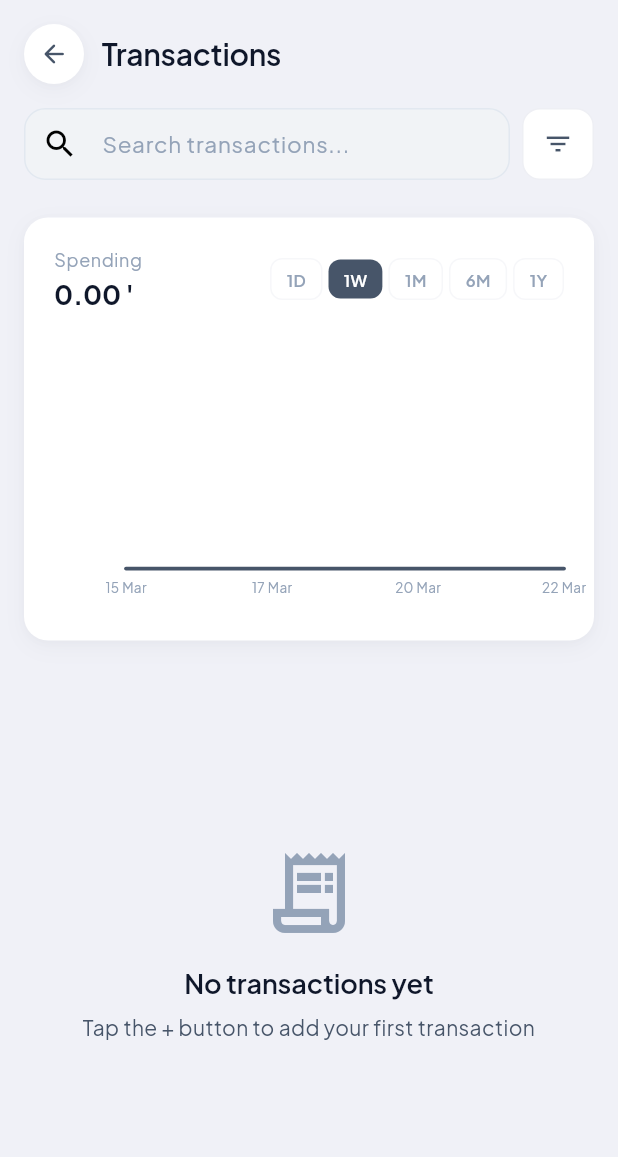
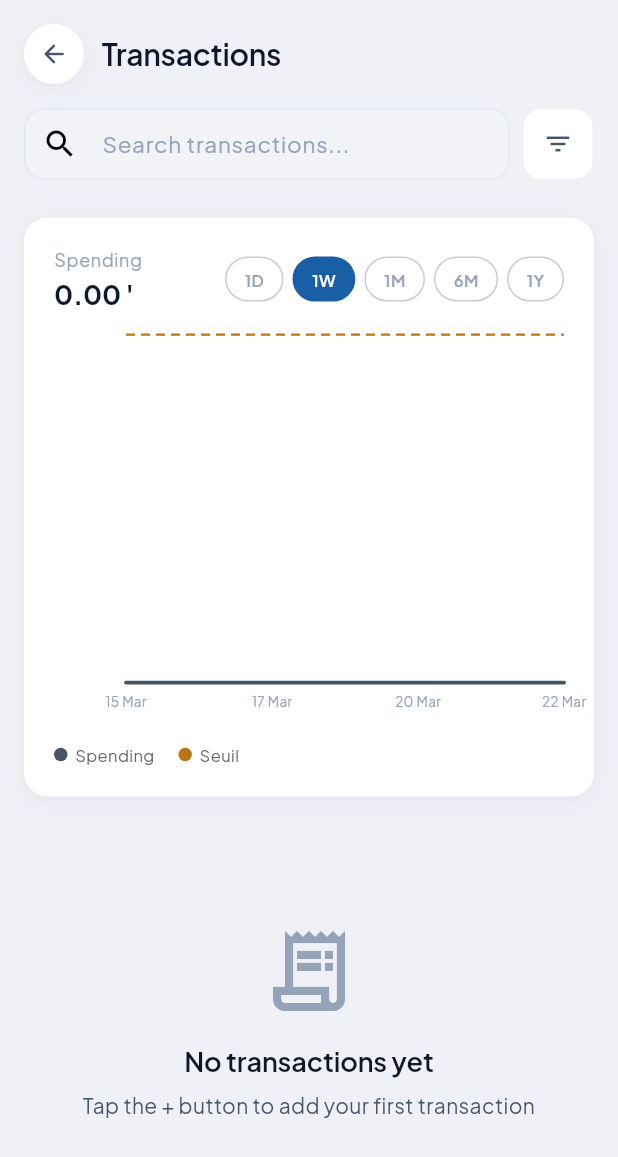
Before and after one commit to TahaMohamedAdib/Application-budget-mobile, a Flutter app: the TransactionsScreen screen opened directly, on a phone screen of 412 x 824 dp. Shown: the top 1157 px of the screen. Run offline on Flutter 3.47's test engine with Material 3 defaults, Android fonts, the phone set to English and light mode, and no system bars; drawn by our look-alikes of fl_chart, flutter_animate; our stand-ins replace flutter_slidable, google_fonts, image_picker, shared_preferences, supabase_flutter; accounts and stored records are empty.

Commit message:
feat: apply new chart design to transactions and portfolio screens
transactions_screen:
- Period pills: gold/square → blue filled pill style (0xFF185FA5)
- curveSmoothness 0.3 → 0.45
- Gradient opacity 0.25 → 0.35
- Dashed amber threshold line at 30% of value range via extraLinesData
- Dark tooltip (0xFF1E2A38 bg, rounded 8px)
- Chart height 180 → 260
- Legend row: line color + label, amber + Seuil

portfolio_screen:
- Range pills: tinted bg → blue filled pill style (0xFF185FA5)
- Chart height 150 → 220
- curveSmoothness 0.3 → 0.45, gradient 0.25 → 0.35
- Subtle horizontal grid lines (0.06 opacity)
- Green/red dual-dataset split at 30% of value range
- Dashed amber threshold line (Seuil label)
- Dark tooltip with portfolio value
- Preserve custom hover/touch handling (_touchedIndex, _hoveredPoint)

https://claude.ai/code/session_01NUhaefw7c3ogyqCKMic2kt

```diff
--- a/safespend_flutter/lib/screens/transactions_screen.dart
+++ b/safespend_flutter/lib/screens/transactions_screen.dart
@@ -405,19 +405,36 @@ class _TransactionsScreenState extends State<TransactionsScreen> {
           crossAxisAlignment: CrossAxisAlignment.start,
           children: [
             _buildChartHeader(context, chartLabel, cf, totalAmount, isDark),
-            const SizedBox(height: 20),
+            const SizedBox(height: 16),
             SizedBox(
-              height: 180,
+              height: 260,
               child: LineChart(
                 LineChartData(
                   gridData: FlGridData(
                     show: true,
                     drawVerticalLine: false,
                     horizontalInterval: range == 0 ? 100 : range / 4,
-                    getDrawingHorizontalLine: (value) => FlLine(
+                    getDrawingHorizontalLine: (_) => FlLine(
                       color: isDark ? Colors.white.withOpacity(0.06) : Colors.black.withOpacity(0.06),
                       strokeWidth: 1,
                     ),
+                  ),
+                  extraLinesData: ExtraLinesData(
+                    horizontalLines: [
+                      HorizontalLine(
+                        y: minY + (range == 0 ? 100 : range * 0.30),
+                        color: const Color(0xFFBA7517),
+                        strokeWidth: 1.5,
+                        dashArray: [6, 4],
+                        label: HorizontalLineLabel(
+                          show: true,
+                          alignment: Alignment.topRight,
+                          padding: const EdgeInsets.only(right: 6, bottom: 4),
+                          style: const TextStyle(fontSize: 10, color: Color(0xFFBA7517), fontWeight: FontWeight.w600),
+                          labelResolver: (_) => 'Seuil ${cf.format(minY + (range == 0 ? 100 : range * 0.30))}',
+                        ),
+                      ),
+                    ],
                   ),
                   titlesData: FlTitlesData(
                     topTitles: const AxisTitles(sideTitles: SideTitles(showTitles: false)),
@@ -463,10 +480,13 @@ class _TransactionsScreenState extends State<TransactionsScreen> {
                   ),
                   borderData: FlBorderData(show: false),
                   lineTouchData: LineTouchData(
+                    handleBuiltInTouches: true,
                     touchTooltipData: LineTouchTooltipData(
-                      getTooltipItems: (touchedSpots) => touchedSpots.map((s) {
-                        return LineTooltipItem(cf.format(s.y), const TextStyle(color: Colors.white, fontWeight: FontWeight.w600, fontSize: 12));
-                      }).toList(),
+                      getTooltipColor: (_) => const Color(0xFF1E2A38),
+                      tooltipRoundedRadius: 8,
+                      getTooltipItems: (touchedSpots) => touchedSpots.map((s) =>
+                        LineTooltipItem(cf.format(s.y), const TextStyle(color: Colors.white, fontWeight: FontWeight.w600, fontSize: 13)),
+                      ).toList(),
                     ),
                   ),
                   minY: (minY - yPadding).clamp(0.0, double.infinity),
@@ -475,7 +495,7 @@ class _TransactionsScreenState extends State<TransactionsScreen> {
                     LineChartBarData(
                       spots: spots,
                       isCurved: true,
-                      curveSmoothness: 0.3,
+                      curveSmoothness: 0.45,
                       color: lineColor,
                       barWidth: 2.5,
                       isStrokeCapRound: true,
@@ -485,13 +505,21 @@ class _TransactionsScreenState extends State<TransactionsScreen> {
                         gradient: LinearGradient(
                           begin: Alignment.topCenter,
                           end: Alignment.bottomCenter,
-                          colors: [lineColor.withOpacity(0.25), lineColor.withOpacity(0.0)],
+                          colors: [lineColor.withOpacity(0.35), lineColor.withOpacity(0.0)],
                         ),
                       ),
                     ),
                   ],
                 ),
               ),
+            ),
+            const SizedBox(height: 12),
+            Row(
+              children: [
+                _chartLegendDot(lineColor, chartLabel),
+                const SizedBox(width: 16),
+                _chartLegendDot(const Color(0xFFBA7517), 'Seuil'),
+              ],
             ),
           ],
         ),
@@ -514,17 +542,19 @@ class _TransactionsScreenState extends State<TransactionsScreen> {
         Row(
           children: ['1d', '1w', '1m', '6m', '1y'].map((tf) {
             final isActive = _chartTimeframe == tf;
-            final isDark = Theme.of(context).brightness == Brightness.dark;
-            return GestureDetector(
+            return Padding(
+              padding: const EdgeInsets.only(left: 6),
+              child: GestureDetector(
                 onTap: () => setState(() => _chartTimeframe = tf),
                 child: AnimatedContainer(
-                duration: const Duration(milliseconds: 200),
-                margin: const EdgeInsets.only(left: 4),
-                padding: const EdgeInsets.symmetric(horizontal: 10, vertical: 5),
+                  duration: const Duration(milliseconds: 180),
+                  padding: const EdgeInsets.symmetric(horizontal: 12, vertical: 6),
                   decoration: BoxDecoration(
-                  color: isActive ? AppTheme.goldPrimary : (isDark ? AppTheme.darkSurfaceElevated : Colors.transparent),
-                  borderRadius: BorderRadius.circular(8),
-                  border: isActive ? null : Border.all(color: Theme.of(context).dividerColor.withOpacity(0.5)),
+                    color: isActive ? const Color(0xFF185FA5) : Colors.transparent,
+                    borderRadius: BorderRadius.circular(20),
+                    border: Border.all(
+                      color: isActive ? const Color(0xFF185FA5) : const Color(0xFFCCCCCC),
+                    ),
                   ),
                   child: Text(
                     tf.toUpperCase(),
@@ -535,9 +565,21 @@ class _TransactionsScreenState extends State<TransactionsScreen> {
                     ),
                   ),
                 ),
+              ),
             );
           }).toList(),
         ),
+      ],
+    );
+  }
+
+  Widget _chartLegendDot(Color color, String label) {
+    return Row(
+      mainAxisSize: MainAxisSize.min,
+      children: [
+        Container(width: 9, height: 9, decoration: BoxDecoration(color: color, shape: BoxShape.circle)),
+        const SizedBox(width: 5),
+        Text(label, style: const TextStyle(fontSize: 11, color: Color(0xFF666666))),
       ],
     );
   }
```
Also changed, not shown: safespend_flutter/lib/screens/portfolio_screen.dart (+104 -59 lines). Lines whose indentation alone changed are shown as unchanged.
